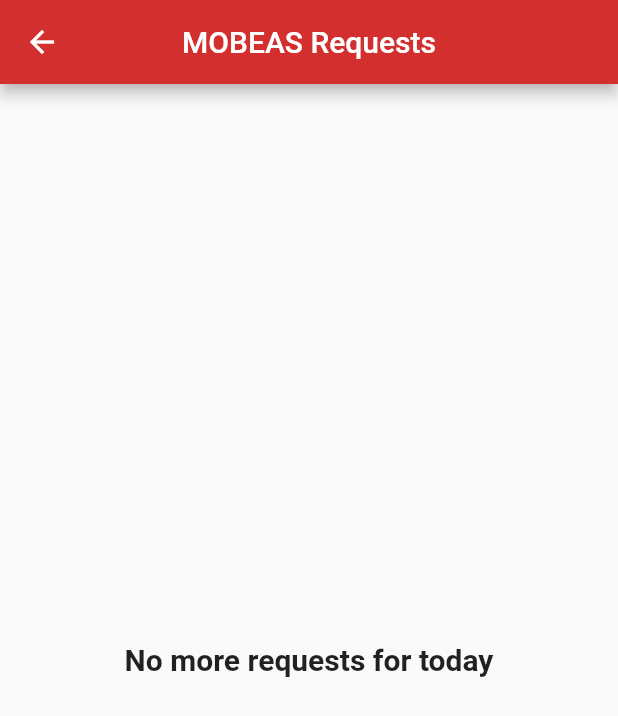
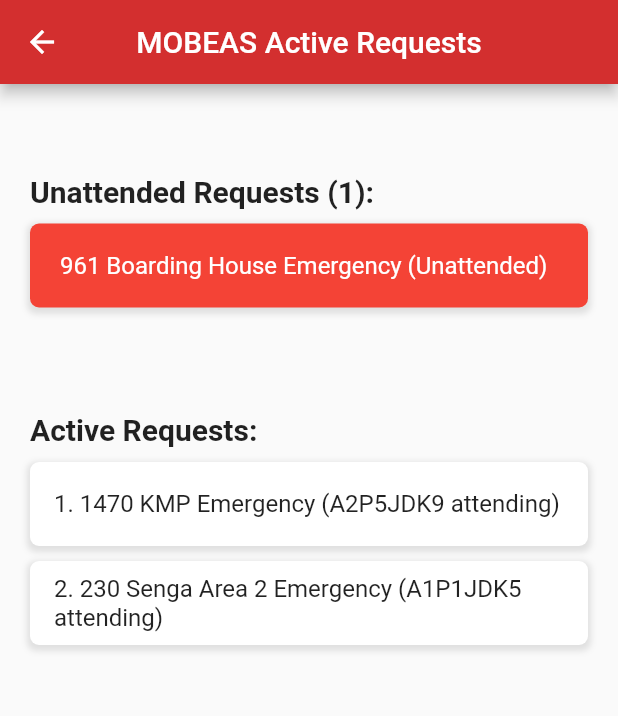
Before and after one commit to tinaishe-dr16/MOBEAS_App, a Flutter app: the NoMoreReqs screen opened directly, on a phone screen of 412 x 824 dp. Shown: the top 716 px of the screen. Run offline on Flutter 3.47's test engine with Material 2 defaults, Android fonts, the phone set to English and light mode, and no system bars; our stand-ins replace cloud_firestore, firebase_auth, firebase_core, firebase_database, fluttertoast, geocoding and 2 more; missing offline and left inert: flutter_polyline_points; accounts and stored records are empty.

Commit message:
'more requests and navigation(external app)'

```diff
--- a/lib/AllRequests/req10.dart
+++ b/lib/AllRequests/req10.dart
@@ -21,7 +21,7 @@ class Request10 extends StatelessWidget {
                   height: 40.0,
                 ),
                 Text(
-                  'Location : 1470 KMP Senga Ext.\n\nStatus: Active\n\nAttendence: Driver (ID: A2P5JDK9) Attending\n\nDate Requested: 29 April 2021\n\nTime: 12.56hrs (GMT 2+)',
+                  'Location : Fletcher High School Staff Cottage\n\nStatus: InActive\n\nAttendence: Driver (ID: A1P5JDK5) Attended\n\nDate Requested: 26 April 2021\n\nTime: 09.26hrs (GMT 2+)',
                   style: TextStyle(fontSize: 17),
                 ),
                 SizedBox(
@@ -30,8 +30,7 @@ class Request10 extends StatelessWidget {
                 RaisedButton(
                     child: Text('Attend Request'),
                     onPressed: () {
-                      displayToastMessage(
-                          "A2P5JDK9 is already attending", context);
+                      displayToastMessage("Request Expired", context);
                     }),
               ],
             ),
--- a/lib/AllRequests/req6.dart
+++ b/lib/AllRequests/req6.dart
@@ -21,7 +21,7 @@ class Request6 extends StatelessWidget {
                   height: 40.0,
                 ),
                 Text(
-                  'Location : 1470 KMP Senga Ext.\n\nStatus: Active\n\nAttendence: Driver (ID: A2P5JDK9) Attending\n\nDate Requested: 29 April 2021\n\nTime: 12.56hrs (GMT 2+)',
+                  'Location : 321 CABS near Telone Campus\n\nStatus: InActive\n\nAttendence: Driver (ID: A1P1JDK8) Attended\n\nDate Requested: 19 April 2021\n\nTime: 19.50hrs (GMT 2+)',
                   style: TextStyle(fontSize: 17),
                 ),
                 SizedBox(
@@ -30,8 +30,7 @@ class Request6 extends StatelessWidget {
                 RaisedButton(
                     child: Text('Attend Request'),
                     onPressed: () {
-                      displayToastMessage(
-                          "A2P5JDK9 is already attending", context);
+                      displayToastMessage("Request Expired", context);
                     }),
               ],
             ),
--- a/lib/AllRequests/req7.dart
+++ b/lib/AllRequests/req7.dart
@@ -21,7 +21,7 @@ class Request7 extends StatelessWidget {
                   height: 40.0,
                 ),
                 Text(
-                  'Location : 1470 KMP Senga Ext.\n\nStatus: Active\n\nAttendence: Driver (ID: A2P5JDK9) Attending\n\nDate Requested: 29 April 2021\n\nTime: 12.56hrs (GMT 2+)',
+                  'Location : 4660 KMP Senga\n\nStatus: InActive\n\nAttendence: Driver (ID: A3P1JDK2) Attended\n\nDate Requested: 22 April 2021\n\nTime: 10.36hrs (GMT 2+)',
                   style: TextStyle(fontSize: 17),
                 ),
                 SizedBox(
@@ -30,8 +30,7 @@ class Request7 extends StatelessWidget {
                 RaisedButton(
                     child: Text('Attend Request'),
                     onPressed: () {
-                      displayToastMessage(
-                          "A2P5JDK9 is already attending", context);
+                      displayToastMessage("Request Expired", context);
                     }),
               ],
             ),
--- a/lib/AllRequests/req8.dart
+++ b/lib/AllRequests/req8.dart
@@ -21,7 +21,7 @@ class Request8 extends StatelessWidget {
                   height: 40.0,
                 ),
                 Text(
-                  'Location : 1470 KMP Senga Ext.\n\nStatus: Active\n\nAttendence: Driver (ID: A2P5JDK9) Attending\n\nDate Requested: 29 April 2021\n\nTime: 12.56hrs (GMT 2+)',
+                  'Location : Japan Hostel W\n\nStatus: InActive\n\nAttendence: Driver (ID: A1P1JDK8) Attended\n\nDate Requested: 24 April 2021\n\nTime: 07.56hrs (GMT 2+)',
                   style: TextStyle(fontSize: 17),
                 ),
                 SizedBox(
@@ -30,8 +30,7 @@ class Request8 extends StatelessWidget {
                 RaisedButton(
                     child: Text('Attend Request'),
                     onPressed: () {
-                      displayToastMessage(
-                          "A2P5JDK9 is already attending", context);
+                      displayToastMessage("Request expired", context);
                     }),
               ],
             ),
--- a/lib/AllRequests/req9.dart
+++ b/lib/AllRequests/req9.dart
@@ -21,7 +21,7 @@ class Request9 extends StatelessWidget {
                   height: 40.0,
                 ),
                 Text(
-                  'Location : 1470 KMP Senga Ext.\n\nStatus: Active\n\nAttendence: Driver (ID: A2P5JDK9) Attending\n\nDate Requested: 29 April 2021\n\nTime: 12.56hrs (GMT 2+)',
+                  'Location : 4255 Senga Nehosho\n\nStatus: InActive\n\nAttendence: Driver (ID: A2P5JDK9) Attended\n\nDate Requested: 25 April 2021\n\nTime: 10.47hrs (GMT 2+)',
                   style: TextStyle(fontSize: 17),
                 ),
                 SizedBox(
@@ -30,8 +30,7 @@ class Request9 extends StatelessWidget {
                 RaisedButton(
                     child: Text('Attend Request'),
                     onPressed: () {
-                      displayToastMessage(
-                          "A2P5JDK9 is already attending", context);
+                      displayToastMessage("Request expired", context);
                     }),
               ],
             ),
--- a/lib/nomorereqs.dart
+++ b/lib/nomorereqs.dart
@@ -1,4 +1,8 @@
 import 'package:flutter/material.dart';
+
+import 'AllRequests/req1.dart';
+import 'AllRequests/req2.dart';
+import 'AllRequests/req3.dart';
 
 class NoMoreReqs extends StatelessWidget {
   const NoMoreReqs({Key key}) : super(key: key);
@@ -8,17 +12,104 @@ class NoMoreReqs extends StatelessWidget {
     return Scaffold(
         appBar: AppBar(
           centerTitle: true,
-        title: Text('MOBEAS Requests'),
+          title: Text('MOBEAS Active Requests'),
           backgroundColor: Colors.red[700],
         ),
-      body: Container(
-        child: Center(
-          child: Text(
-            'No more requests for today',
+        body: Padding(
+          padding: const EdgeInsets.all(20.0),
+          child: ListView(children: [
+            SizedBox(
+              height: 40.0,
+            ),
+            Text(
+              'Unattended Requests (1):',
               style: TextStyle(fontSize: 20, fontWeight: FontWeight.bold),
             ),
+            SizedBox(
+              height: 10.0,
+            ),
+            Container(
+              decoration: BoxDecoration(
+                color: Colors.red,
+                borderRadius: BorderRadius.circular(6),
+                boxShadow: [
+                  BoxShadow(
+                      color: Colors.grey[300],
+                      blurRadius: 3,
+                      spreadRadius: 2,
+                      offset: Offset(0, 2))
+                ],
+              ),
+              child: ListTile(
+                title: Text(
+                  ' 961 Boarding House Emergency (Unattended)',
+                  style: TextStyle(
+                      backgroundColor: Colors.red, color: Colors.white),
+                ),
+                hoverColor: Colors.grey,
+                onTap: () => Navigator.push(context,
+                    MaterialPageRoute(builder: (context) => Request3())),
               ),
             ),
-    );
+            SizedBox(
+              height: 70.0,
+            ),
+            Text(
+              'Active Requests:',
+              style: TextStyle(fontSize: 20, fontWeight: FontWeight.bold),
+            ),
+            SizedBox(
+              height: 10.0,
+            ),
+            Container(
+              decoration: BoxDecoration(
+                color: Colors.white,
+                borderRadius: BorderRadius.circular(6),
+                boxShadow: [
+                  BoxShadow(
+                      color: Colors.grey[300],
+                      blurRadius: 3,
+                      spreadRadius: 2,
+                      offset: Offset(0, 2))
+                ],
+              ),
+              child: ListTile(
+                title: Text('1. 1470 KMP Emergency (A2P5JDK9 attending)'),
+                hoverColor: Colors.grey,
+                onTap: () => Navigator.push(context,
+                    MaterialPageRoute(builder: (context) => Request1())),
+              ),
+            ),
+            SizedBox(
+              height: 10.0,
+            ),
+            Container(
+              decoration: BoxDecoration(
+                color: Colors.white,
+                borderRadius: BorderRadius.circular(6),
+                boxShadow: [
+                  BoxShadow(
+                      color: Colors.grey[300],
+                      blurRadius: 3,
+                      spreadRadius: 2,
+                      offset: Offset(0, 2))
+                ],
+              ),
+              child: ListTile(
+                title:
+                    Text('2. 230 Senga Area 2 Emergency (A1P1JDK5 attending)'),
+                hoverColor: Colors.grey,
+                onTap: () => Navigator.push(context,
+                    MaterialPageRoute(builder: (context) => Request2())),
+              ),
+            ),
+            SizedBox(
+              height: 10.0,
+            ),
+            SizedBox(
+              height: 10.0,
+            ),
+          ]),
+        ));
   }
 }
--- a/lib/requests.dart
+++ b/lib/requests.dart
@@ -173,7 +173,8 @@ class _Requests extends State<Requests> {
                 ],
               ),
               child: ListTile(
-                title: Text('3. 1470 KMP Emergency (Attended)'),
+                title:
+                    Text('3. 321 CABS near Telone Campus Emergency (Attended)'),
                 hoverColor: Colors.grey,
                 onTap: () => Navigator.push(context,
                     MaterialPageRoute(builder: (context) => Request6())),
```
Also changed, not shown: lib/attended.dart (+5 -5 lines). Lines whose indentation alone changed are shown as unchanged.
